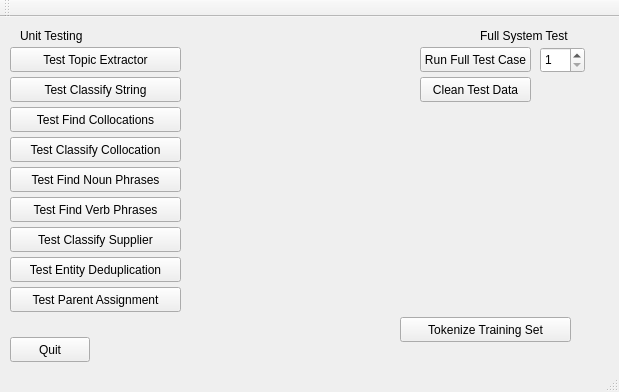
ismith1024/4905, file mainwindow.ui: the form before one commit.
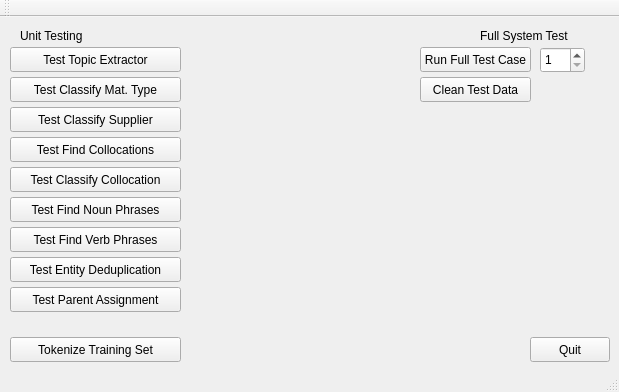
The form after the commit.

Commit message: Classify supplier

Patch:
```diff
--- a/mainwindow.ui
+++ b/mainwindow.ui
@@ -17,8 +17,8 @@
    <widget class="QPushButton" name="pushButton">
     <property name="geometry">
      <rect>
-      <x>400</x>
-      <y>300</y>
+      <x>10</x>
+      <y>320</y>
       <width>171</width>
       <height>25</height>
      </rect>
@@ -50,14 +50,14 @@
      </rect>
     </property>
     <property name="text">
-     <string>Test Classify String</string>
+     <string>Test Classify Mat. Type</string>
     </property>
    </widget>
    <widget class="QPushButton" name="pushButton_4">
     <property name="geometry">
      <rect>
       <x>10</x>
-      <y>90</y>
+      <y>120</y>
       <width>171</width>
       <height>25</height>
      </rect>
@@ -82,7 +82,7 @@
    <widget class="QPushButton" name="pushButton_10">
     <property name="geometry">
      <rect>
-      <x>10</x>
+      <x>530</x>
       <y>320</y>
       <width>80</width>
       <height>25</height>
@@ -96,7 +96,7 @@
     <property name="geometry">
      <rect>
       <x>10</x>
-      <y>120</y>
+      <y>150</y>
       <width>171</width>
       <height>25</height>
      </rect>
@@ -109,7 +109,7 @@
     <property name="geometry">
      <rect>
       <x>10</x>
-      <y>150</y>
+      <y>180</y>
       <width>171</width>
       <height>25</height>
      </rect>
@@ -122,7 +122,7 @@
     <property name="geometry">
      <rect>
       <x>10</x>
-      <y>180</y>
+      <y>210</y>
       <width>171</width>
       <height>25</height>
      </rect>
@@ -135,7 +135,7 @@
     <property name="geometry">
      <rect>
       <x>10</x>
-      <y>210</y>
+      <y>90</y>
       <width>171</width>
       <height>25</height>
      </rect>
```
The commit also changes 5 other files.
